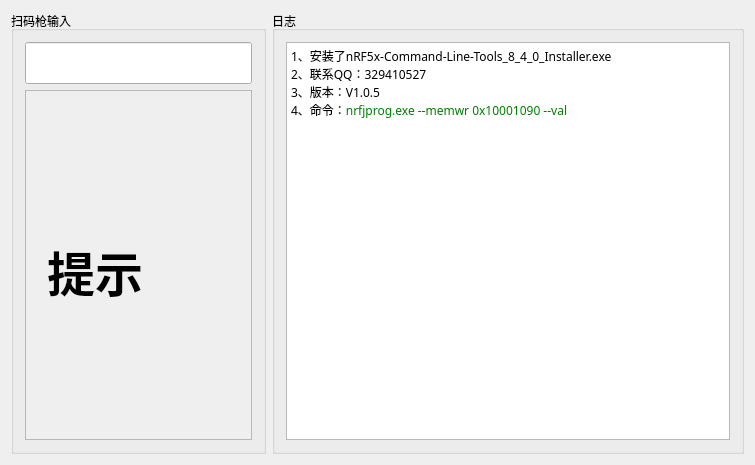
Before: the Qt Designer form NodicProgram/mainwindow.ui in weiqifa0/nodicprgramScanQr, drawn with Qt 5.
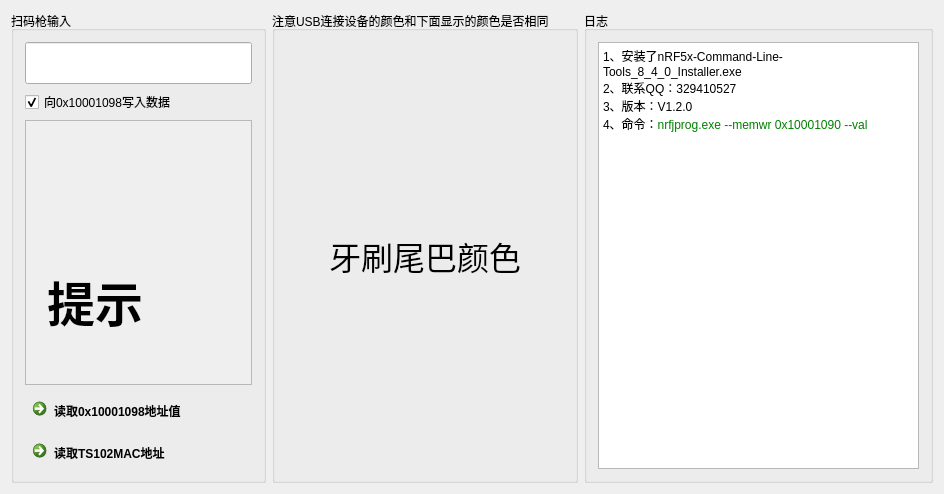
After: the same form once the commit is applied.

```diff
--- a/NodicProgram/mainwindow.ui
+++ b/NodicProgram/mainwindow.ui
@@ -9,8 +9,8 @@
    <rect>
     <x>0</x>
     <y>0</y>
-    <width>755</width>
-    <height>465</height>
+    <width>944</width>
+    <height>494</height>
    </rect>
   </property>
   <property name="sizePolicy">
@@ -32,6 +32,53 @@
    <layout class="QVBoxLayout" name="verticalLayout_2">
     <item>
      <layout class="QGridLayout" name="gridLayout">
+      <item row="0" column="2">
+       <widget class="QGroupBox" name="groupBox_2">
+        <property name="sizePolicy">
+         <sizepolicy hsizetype="Expanding" vsizetype="Expanding">
+          <horstretch>0</horstretch>
+          <verstretch>0</verstretch>
+         </sizepolicy>
+        </property>
+        <property name="title">
+         <string>日志</string>
+        </property>
+        <layout class="QVBoxLayout" name="verticalLayout_3">
+         <item>
+          <widget class="QTextBrowser" name="textBrowser">
+           <property name="enabled">
+            <bool>true</bool>
+           </property>
+           <property name="sizePolicy">
+            <sizepolicy hsizetype="Expanding" vsizetype="Expanding">
+             <horstretch>0</horstretch>
+             <verstretch>0</verstretch>
+            </sizepolicy>
+           </property>
+           <property name="font">
+            <font>
+             <family>Segoe UI</family>
+             <pointsize>14</pointsize>
+            </font>
+           </property>
+           <property name="mouseTracking">
+            <bool>false</bool>
+           </property>
+           <property name="html">
+            <string>&lt;!DOCTYPE HTML PUBLIC &quot;-//W3C//DTD HTML 4.0//EN&quot; &quot;http://www.w3.org/TR/REC-html40/strict.dtd&quot;&gt;
+&lt;html&gt;&lt;head&gt;&lt;meta name=&quot;qrichtext&quot; content=&quot;1&quot; /&gt;&lt;style type=&quot;text/css&quot;&gt;
+p, li { white-space: pre-wrap; }
+&lt;/style&gt;&lt;/head&gt;&lt;body style=&quot; font-family:'Segoe UI'; font-size:14pt; font-weight:400; font-style:normal;&quot;&gt;
+&lt;p style=&quot; margin-top:0px; margin-bottom:0px; margin-left:0px; margin-right:0px; -qt-block-indent:0; text-indent:0px;&quot;&gt;&lt;span style=&quot; font-family:'SimSun'; font-size:9pt;&quot;&gt;1、安装了nRF5x-Command-Line-Tools_8_4_0_Installer.exe&lt;/span&gt;&lt;/p&gt;
+&lt;p style=&quot; margin-top:0px; margin-bottom:0px; margin-left:0px; margin-right:0px; -qt-block-indent:0; text-indent:0px;&quot;&gt;&lt;span style=&quot; font-family:'SimSun'; font-size:9pt;&quot;&gt;2、联系QQ：329410527 &lt;/span&gt;&lt;/p&gt;
+&lt;p style=&quot; margin-top:0px; margin-bottom:0px; margin-left:0px; margin-right:0px; -qt-block-indent:0; text-indent:0px;&quot;&gt;&lt;span style=&quot; font-family:'SimSun'; font-size:9pt;&quot;&gt;3、版本：V1.2.0&lt;/span&gt;&lt;/p&gt;
+&lt;p style=&quot; margin-top:0px; margin-bottom:0px; margin-left:0px; margin-right:0px; -qt-block-indent:0; text-indent:0px;&quot;&gt;&lt;span style=&quot; font-family:'SimSun'; font-size:9pt;&quot;&gt;4、命令：&lt;/span&gt;&lt;span style=&quot; font-family:'微软雅黑'; font-size:9pt; color:#008000;&quot;&gt;nrfjprog.exe&lt;/span&gt;&lt;span style=&quot; font-family:'微软雅黑'; font-size:9pt; color:#c0c0c0;&quot;&gt; &lt;/span&gt;&lt;span style=&quot; font-family:'微软雅黑'; font-size:9pt; color:#008000;&quot;&gt;--memwr&lt;/span&gt;&lt;span style=&quot; font-family:'微软雅黑'; font-size:9pt; color:#c0c0c0;&quot;&gt; &lt;/span&gt;&lt;span style=&quot; font-family:'微软雅黑'; font-size:9pt; color:#008000;&quot;&gt;0x10001090&lt;/span&gt;&lt;span style=&quot; font-family:'微软雅黑'; font-size:9pt; color:#c0c0c0;&quot;&gt; &lt;/span&gt;&lt;span style=&quot; font-family:'微软雅黑'; font-size:9pt; color:#008000;&quot;&gt;--val&lt;/span&gt;&lt;/p&gt;&lt;/body&gt;&lt;/html&gt;</string>
+           </property>
+          </widget>
+         </item>
+        </layout>
+       </widget>
+      </item>
       <item row="0" column="0">
        <widget class="QGroupBox" name="groupBox">
         <property name="sizePolicy">
@@ -60,6 +107,16 @@
            </property>
           </widget>
          </item>
+         <item>
+          <widget class="QCheckBox" name="checkBox">
+           <property name="text">
+            <string>向0x10001098写入数据</string>
+           </property>
+           <property name="checked">
+            <bool>true</bool>
+           </property>
+          </widget>
+         </item>
          <item>
           <widget class="QScrollArea" name="scrollArea">
            <property name="sizePolicy">
@@ -77,7 +134,7 @@
               <x>0</x>
               <y>0</y>
               <width>233</width>
-              <height>368</height>
+              <height>283</height>
              </rect>
             </property>
             <widget class="QLabel" name="label">
@@ -116,50 +173,44 @@
            </widget>
           </widget>
          </item>
+         <item>
+          <widget class="QCommandLinkButton" name="commandLinkButton">
+           <property name="text">
+            <string>读取0x10001098地址值</string>
+           </property>
+          </widget>
+         </item>
+         <item>
+          <widget class="QCommandLinkButton" name="commandLinkButton_2">
+           <property name="text">
+            <string>读取TS102MAC地址</string>
+           </property>
+          </widget>
+         </item>
         </layout>
        </widget>
       </item>
       <item row="0" column="1">
-       <widget class="QGroupBox" name="groupBox_2">
-        <property name="sizePolicy">
-         <sizepolicy hsizetype="Expanding" vsizetype="Expanding">
-          <horstretch>0</horstretch>
-          <verstretch>0</verstretch>
-         </sizepolicy>
-        </property>
+       <widget class="QGroupBox" name="groupBox_3">
         <property name="title">
-         <string>日志</string>
+         <string>注意USB连接设备的颜色和下面显示的颜色是否相同</string>
         </property>
-        <layout class="QVBoxLayout" name="verticalLayout_3">
-         <item>
-          <widget class="QTextBrowser" name="textBrowser">
+        <layout class="QHBoxLayout" name="horizontalLayout">
+         <item alignment="Qt::AlignHCenter">
+          <widget class="QLabel" name="labelcolour">
            <property name="enabled">
             <bool>true</bool>
            </property>
-           <property name="sizePolicy">
-            <sizepolicy hsizetype="Expanding" vsizetype="Expanding">
-             <horstretch>0</horstretch>
-             <verstretch>0</verstretch>
-            </sizepolicy>
-           </property>
            <property name="font">
             <font>
              <family>微软雅黑</family>
-             <pointsize>11</pointsize>
+             <pointsize>24</pointsize>
+             <weight>50</weight>
+             <bold>false</bold>
             </font>
            </property>
-           <property name="mouseTracking">
-            <bool>false</bool>
-           </property>
-           <property name="html">
-            <string>&lt;!DOCTYPE HTML PUBLIC &quot;-//W3C//DTD HTML 4.0//EN&quot; &quot;http://www.w3.org/TR/REC-html40/strict.dtd&quot;&gt;
-&lt;html&gt;&lt;head&gt;&lt;meta name=&quot;qrichtext&quot; content=&quot;1&quot; /&gt;&lt;style type=&quot;text/css&quot;&gt;
-p, li { white-space: pre-wrap; }
-&lt;/style&gt;&lt;/head&gt;&lt;body style=&quot; font-family:'微软雅黑'; font-size:11pt; font-weight:400; font-style:normal;&quot;&gt;
-&lt;p style=&quot; margin-top:0px; margin-bottom:0px; margin-left:0px; margin-right:0px; -qt-block-indent:0; text-indent:0px;&quot;&gt;&lt;span style=&quot; font-family:'SimSun'; font-size:9pt;&quot;&gt;1、安装了nRF5x-Command-Line-Tools_8_4_0_Installer.exe&lt;/span&gt;&lt;/p&gt;
-&lt;p style=&quot; margin-top:0px; margin-bottom:0px; margin-left:0px; margin-right:0px; -qt-block-indent:0; text-indent:0px;&quot;&gt;&lt;span style=&quot; font-family:'SimSun'; font-size:9pt;&quot;&gt;2、联系QQ：329410527 &lt;/span&gt;&lt;/p&gt;
-&lt;p style=&quot; margin-top:0px; margin-bottom:0px; margin-left:0px; margin-right:0px; -qt-block-indent:0; text-indent:0px;&quot;&gt;&lt;span style=&quot; font-family:'SimSun'; font-size:9pt;&quot;&gt;3、版本：V1.0.5&lt;/span&gt;&lt;/p&gt;
-&lt;p style=&quot; margin-top:0px; margin-bottom:0px; margin-left:0px; margin-right:0px; -qt-block-indent:0; text-indent:0px;&quot;&gt;&lt;span style=&quot; font-family:'SimSun'; font-size:9pt;&quot;&gt;4、命令：&lt;/span&gt;&lt;span style=&quot; font-size:9pt; color:#008000;&quot;&gt;nrfjprog.exe&lt;/span&gt;&lt;span style=&quot; font-size:9pt; color:#c0c0c0;&quot;&gt; &lt;/span&gt;&lt;span style=&quot; font-size:9pt; color:#008000;&quot;&gt;--memwr&lt;/span&gt;&lt;span style=&quot; font-size:9pt; color:#c0c0c0;&quot;&gt; &lt;/span&gt;&lt;span style=&quot; font-size:9pt; color:#008000;&quot;&gt;0x10001090&lt;/span&gt;&lt;span style=&quot; font-size:9pt; color:#c0c0c0;&quot;&gt; &lt;/span&gt;&lt;span style=&quot; font-size:9pt; color:#008000;&quot;&gt;--val&lt;/span&gt;&lt;/p&gt;&lt;/body&gt;&lt;/html&gt;</string>
+           <property name="text">
+            <string>牙刷尾巴颜色</string>
            </property>
           </widget>
          </item>
```
